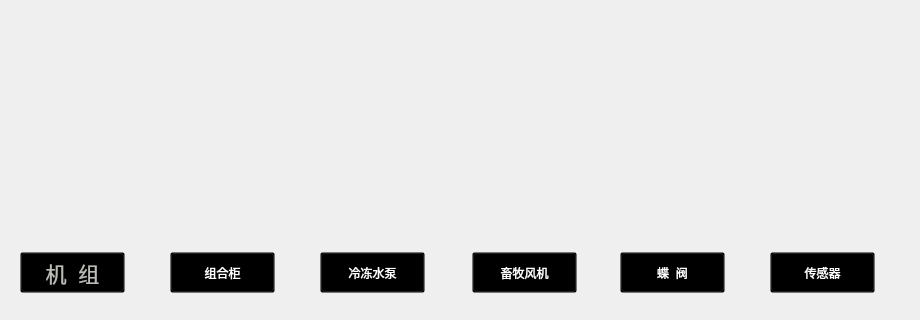
Qt form Window/Form/systemmonitor.ui (caosq/ChickenFarm) before a commit; both pictures show x 0 to 920 and y 388 to 708 of the 920 by 708 pixel window.
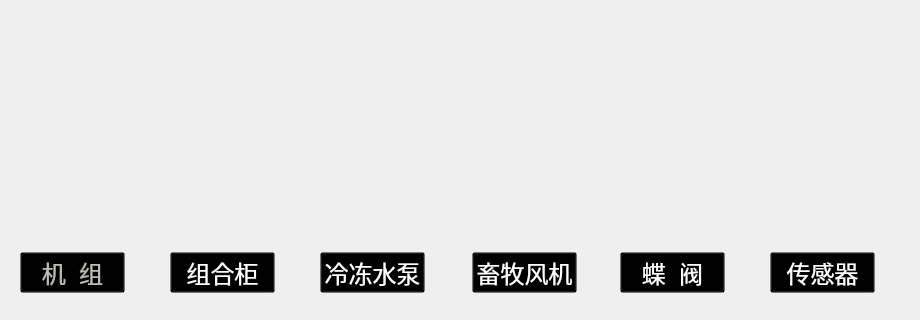
The same form after that commit. Icons and pictures are not drawn.

Diff of the .ui file:
```diff
--- a/Window/Form/systemmonitor.ui
+++ b/Window/Form/systemmonitor.ui
@@ -142,11 +142,16 @@
    </property>
    <property name="font">
     <font>
-     <pointsize>16</pointsize>
+     <family>Ubuntu</family>
+     <pointsize>18</pointsize>
+     <weight>50</weight>
+     <italic>false</italic>
+     <bold>false</bold>
     </font>
    </property>
    <property name="styleSheet">
-    <string notr="true">border-image: url(:/UI/Frame/按键.png);</string>
+    <string notr="true">border-image: url(:/UI/Frame/按键.png);
+outline: none;</string>
    </property>
    <property name="text">
     <string>机  组</string>
@@ -279,9 +284,18 @@
      </disabled>
     </palette>
    </property>
+   <property name="font">
+    <font>
+     <family>Ubuntu</family>
+     <pointsize>18</pointsize>
+     <weight>50</weight>
+     <italic>false</italic>
+     <bold>false</bold>
+    </font>
+   </property>
    <property name="styleSheet">
-    <string notr="true">font: 16pt &quot;Ubuntu&quot;;
-border-image: url(:/UI/Frame/按键.png);</string>
+    <string notr="true">border-image: url(:/UI/Frame/按键.png);
+outline: none;</string>
    </property>
    <property name="text">
     <string>冷冻水泵</string>
@@ -414,9 +428,14 @@
      </disabled>
     </palette>
    </property>
+   <property name="font">
+    <font>
+     <pointsize>18</pointsize>
+    </font>
+   </property>
    <property name="styleSheet">
-    <string notr="true">font: 16pt &quot;Ubuntu&quot;;
-border-image: url(:/UI/Frame/按键.png);</string>
+    <string notr="true">border-image: url(:/UI/Frame/按键.png);
+outline: none;</string>
    </property>
    <property name="text">
     <string>传感器</string>
@@ -562,9 +581,14 @@
      </disabled>
     </palette>
    </property>
+   <property name="font">
+    <font>
+     <pointsize>18</pointsize>
+    </font>
+   </property>
    <property name="styleSheet">
-    <string notr="true">font: 16pt &quot;Ubuntu&quot;;
-border-image: url(:/UI/Frame/按键.png);</string>
+    <string notr="true">border-image: url(:/UI/Frame/按键.png);
+outline: none;</string>
    </property>
    <property name="text">
     <string>蝶  阀</string>
@@ -697,9 +721,14 @@
      </disabled>
     </palette>
    </property>
+   <property name="font">
+    <font>
+     <pointsize>18</pointsize>
+    </font>
+   </property>
    <property name="styleSheet">
-    <string notr="true">font: 16pt &quot;Ubuntu&quot;;
-border-image: url(:/UI/Frame/按键.png);</string>
+    <string notr="true">border-image: url(:/UI/Frame/按键.png);
+outline: none;</string>
    </property>
    <property name="text">
     <string>组合柜</string>
@@ -832,9 +861,14 @@
      </disabled>
     </palette>
    </property>
+   <property name="font">
+    <font>
+     <pointsize>18</pointsize>
+    </font>
+   </property>
    <property name="styleSheet">
-    <string notr="true">font: 16pt &quot;Ubuntu&quot;;
-border-image: url(:/UI/Frame/按键.png);</string>
+    <string notr="true">border-image: url(:/UI/Frame/按键.png);
+outline: none;</string>
    </property>
    <property name="text">
     <string>畜牧风机</string>
```
